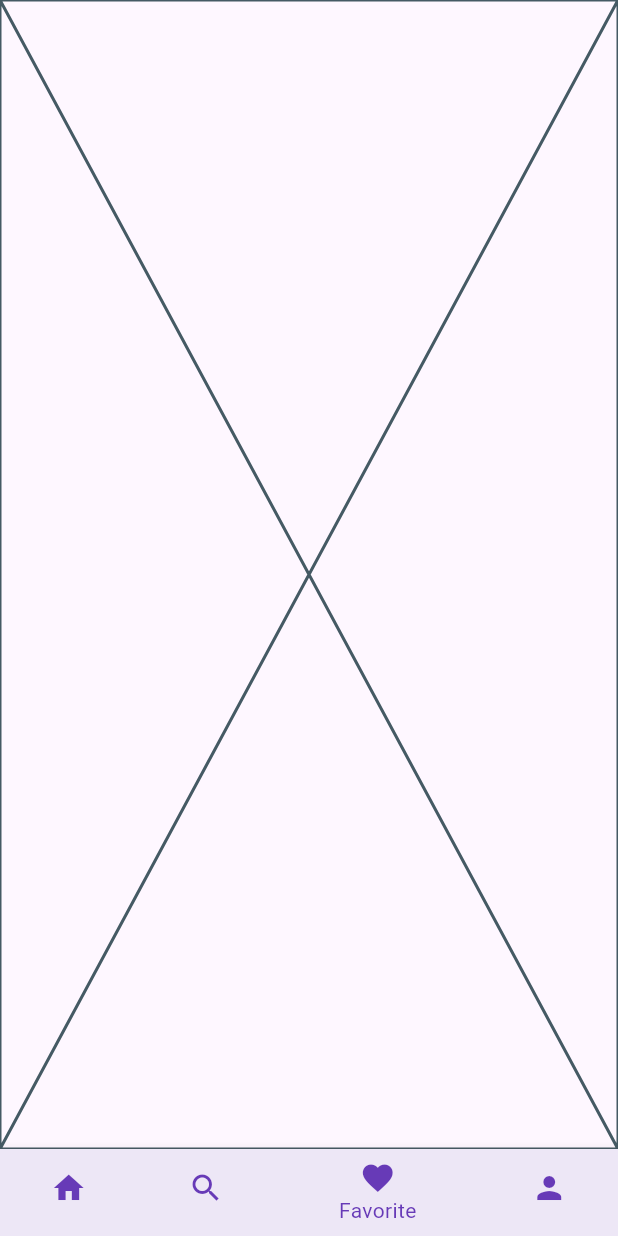
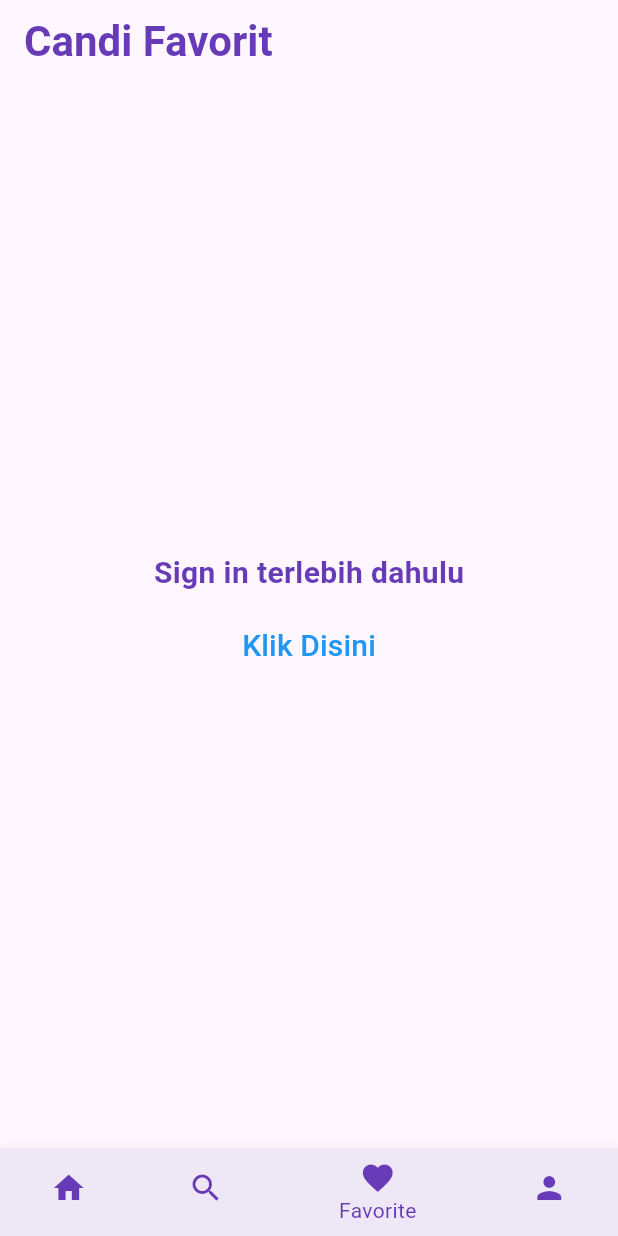
Before and after one commit to RafaelEbenHart/wisata_candi_Rafael_Eben_Hart, a Flutter app: the screen it shows after launch, item 3 of the bottom bar chosen, on a phone screen of 412 x 824 dp. Run offline on Flutter 3.47's test engine with Material 3 defaults, Android fonts, the phone set to English and light mode, and no system bars; our stand-ins replace cached_network_image, shared_preferences; missing offline and left inert: encrypt.

Commit message:
favoritescreen
menambahkan fungsi favoritescreen

```diff
--- a/lib/screens/favorite_screen.dart
+++ b/lib/screens/favorite_screen.dart
@@ -1,4 +1,9 @@
 import 'package:flutter/material.dart';
+import 'package:shared_preferences/shared_preferences.dart';
+import 'package:cached_network_image/cached_network_image.dart';
+import 'package:wisata_candi_rafael_eben_hart/data/candi_data.dart';
+import '../models/candi.dart';
+import '../screens/detail_screens.dart';
 
 class FavoriteScreen extends StatefulWidget {
   const FavoriteScreen({super.key});
@@ -8,8 +13,124 @@ class FavoriteScreen extends StatefulWidget {
 }
 
 class _FavoriteScreenState extends State<FavoriteScreen> {
+  bool isSignedIn = false;
+  List<Candi> favoriteCandis = [];
+
+  @override
+  void initState() {
+    super.initState();
+    _checkSignInStatus();
+  }
+
+  void _checkSignInStatus() async {
+    SharedPreferences prefs = await SharedPreferences.getInstance();
+    bool signedIn = prefs.getBool('isSignedIn') ?? false;
+    setState(() {
+      isSignedIn = signedIn;
+    });
+    if (signedIn) {
+      _loadFavoriteItems();
+    }
+  }
+
+  void _loadFavoriteItems() async {
+    SharedPreferences prefs = await SharedPreferences.getInstance();
+    List<String>? savedCandis = prefs.getStringList('favorites') ?? [];
+    setState(() {
+      favoriteCandis = candiList.where(
+            (candi) => savedCandis.contains(candi.name),
+      ).toList();
+    });
+  }
+
   @override
   Widget build(BuildContext context) {
-    return const Placeholder();
+    return Scaffold(
+      appBar: AppBar(
+        title: const Text("Candi Favorit"),
+      ),
+      body: isSignedIn
+          ? (favoriteCandis.isEmpty
+          ? const Center(
+        child: Text(
+          "Belum Ada Candi Favorit",
+          style: TextStyle(
+            color: Colors.deepPurple,
+            fontSize: 20,
+            fontWeight: FontWeight.bold,
+          ),
+        ),
+      )
+          : Column(
+        children: [
+          const SizedBox(height: 10),
+          SizedBox(
+            height: 535,
+            child: GridView.builder(
+              padding: const EdgeInsets.all(8.0),
+              gridDelegate:
+              const SliverGridDelegateWithFixedCrossAxisCount(
+                crossAxisCount: 2,
+                crossAxisSpacing: 10,
+                mainAxisSpacing: 10,
+              ),
+              itemCount: favoriteCandis.length,
+              itemBuilder: (context, index) {
+                Candi candi = favoriteCandis[index];
+                return GestureDetector(
+                  onTap: () {
+                    Navigator.push(
+                      context,
+                      MaterialPageRoute(
+                        builder: (context) => DetailScreen(
+                          candi: candi,
+                        ),
+                      ),
+                    ).then((_) {
+                      _loadFavoriteItems();
+                    });
+                  },
+                  child: ClipRRect(
+                    borderRadius: BorderRadius.circular(12),
+                    child: CachedNetworkImage(
+                      imageUrl: candi.imageUrls[0],
+                      fit: BoxFit.cover,
+                    ),
+                  ),
+                );
+              },
+            ),
+          ),
+        ],
+      ))
+          : Center(
+        child: Column(
+          mainAxisAlignment: MainAxisAlignment.center,
+          children: [
+            const Text(
+              "Sign in terlebih dahulu",
+              style: TextStyle(
+                color: Colors.deepPurple,
+                fontSize: 20,
+                fontWeight: FontWeight.bold,
+              ),
+            ),
+            const SizedBox(height: 10),
+            TextButton(
+              onPressed: () {
+                Navigator.pushNamed(context, '/signin');
+              },
+              child: const Text(
+                "Klik Disini",
+                style: TextStyle(
+                  color: Colors.blue,
+                  fontSize: 20,
+                ),
+              ),
+            ),
+          ],
+        ),
+      ),
+    );
   }
 }
```
Also changed, not shown: lib/screens/detail_screens.dart (+94 -91 lines).
